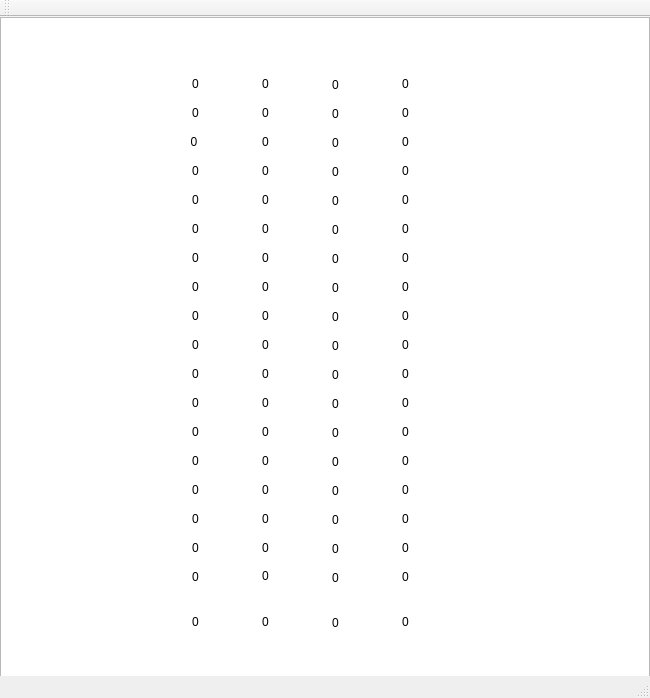
Above: JanuariYahtzee/yahtzeemainwin.ui from korvhunden/Project-January before the change. Below: the same form after it.
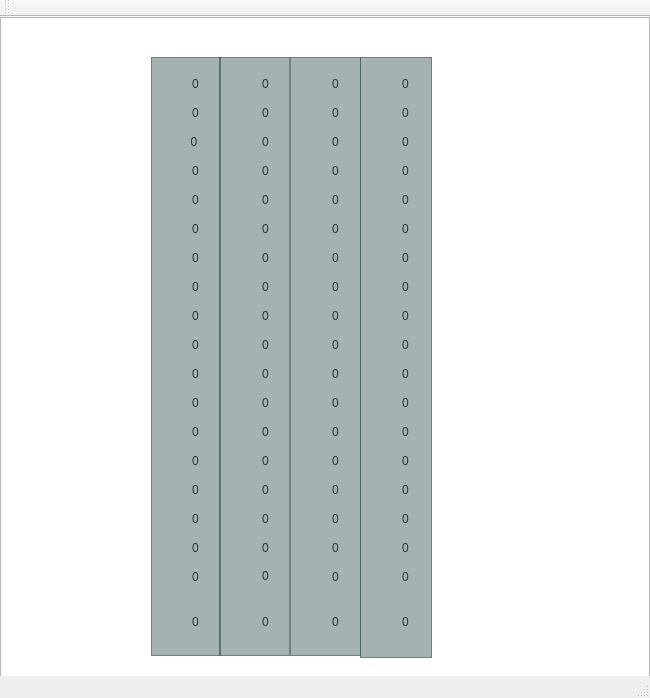
That is the form after the change. Icons and pictures are not drawn.

The edit to the form file:
```diff
--- a/JanuariYahtzee/yahtzeemainwin.ui
+++ b/JanuariYahtzee/yahtzeemainwin.ui
@@ -35,7 +35,7 @@
       <x>0</x>
       <y>0</y>
       <width>650</width>
-      <height>698</height>
+      <height>699</height>
      </rect>
     </property>
     <property name="styleSheet">
@@ -1140,7 +1140,7 @@
     <property name="geometry">
      <rect>
       <x>290</x>
-      <y>41</y>
+      <y>40</y>
       <width>71</width>
       <height>601</height>
      </rect>
@@ -1837,7 +1837,35 @@
       </widget>
      </item>
      <item row="2" column="0">
-      <widget class="QPushButton" name="pushButton_72">
+      <widget class="QPushButton" name="D3">
+       <property name="sizePolicy">
+        <sizepolicy hsizetype="Fixed" vsizetype="Fixed">
+         <horstretch>0</horstretch>
+         <verstretch>0</verstretch>
+        </sizepolicy>
+       </property>
+       <property name="minimumSize">
+        <size>
+         <width>69</width>
+         <height>32</height>
+        </size>
+       </property>
+       <property name="maximumSize">
+        <size>
+         <width>69</width>
+         <height>32</height>
+        </size>
+       </property>
+       <property name="text">
+        <string>0</string>
+       </property>
+       <property name="flat">
+        <bool>true</bool>
+       </property>
+      </widget>
+     </item>
+     <item row="13" column="0">
+      <widget class="QPushButton" name="D14">
        <property name="sizePolicy">
         <sizepolicy hsizetype="Fixed" vsizetype="Fixed">
          <horstretch>0</horstretch>
@@ -2173,35 +2201,7 @@
       </widget>
      </item>
      <item row="6" column="0">
-      <widget class="QPushButton" name="pushButton_77">
-       <property name="sizePolicy">
-        <sizepolicy hsizetype="Fixed" vsizetype="Fixed">
-         <horstretch>0</horstretch>
-         <verstretch>0</verstretch>
-        </sizepolicy>
-       </property>
-       <property name="minimumSize">
-        <size>
-         <width>69</width>
-         <height>32</height>
-        </size>
-       </property>
-       <property name="maximumSize">
-        <size>
-         <width>69</width>
-         <height>32</height>
-        </size>
-       </property>
-       <property name="text">
-        <string>0</string>
-       </property>
-       <property name="flat">
-        <bool>true</bool>
-       </property>
-      </widget>
-     </item>
-     <item row="13" column="0">
-      <widget class="QPushButton" name="pushButton_65">
+      <widget class="QPushButton" name="D7">
        <property name="sizePolicy">
         <sizepolicy hsizetype="Fixed" vsizetype="Fixed">
          <horstretch>0</horstretch>
@@ -2230,6 +2230,58 @@
      </item>
     </layout>
    </widget>
+   <widget class="QGraphicsView" name="playerBlockerA">
+    <property name="geometry">
+     <rect>
+      <x>151</x>
+      <y>40</y>
+      <width>70</width>
+      <height>599</height>
+     </rect>
+    </property>
+    <property name="styleSheet">
+     <string notr="true">background-color: rgba(81, 108, 108, 133);</string>
+    </property>
+   </widget>
+   <widget class="QGraphicsView" name="playerBlockerB">
+    <property name="geometry">
+     <rect>
+      <x>219</x>
+      <y>40</y>
+      <width>71</width>
+      <height>599</height>
+     </rect>
+    </property>
+    <property name="styleSheet">
+     <string notr="true">background-color: rgba(81, 108, 108, 133);</string>
+    </property>
+   </widget>
+   <widget class="QGraphicsView" name="playerBlockerC">
+    <property name="geometry">
+     <rect>
+      <x>290</x>
+      <y>40</y>
+      <width>71</width>
+      <height>599</height>
+     </rect>
+    </property>
+    <property name="styleSheet">
+     <string notr="true">background-color: rgba(81, 108, 108, 133);</string>
+    </property>
+   </widget>
+   <widget class="QGraphicsView" name="playerBlockerD">
+    <property name="geometry">
+     <rect>
+      <x>360</x>
+      <y>40</y>
+      <width>72</width>
+      <height>601</height>
+     </rect>
+    </property>
+    <property name="styleSheet">
+     <string notr="true">background-color: rgba(81, 108, 108, 133);</string>
+    </property>
+   </widget>
   </widget>
   <widget class="QMenuBar" name="menuBar">
    <property name="geometry">
```
Left out of the diff: 108 changed lines with no effect on the pictures.
